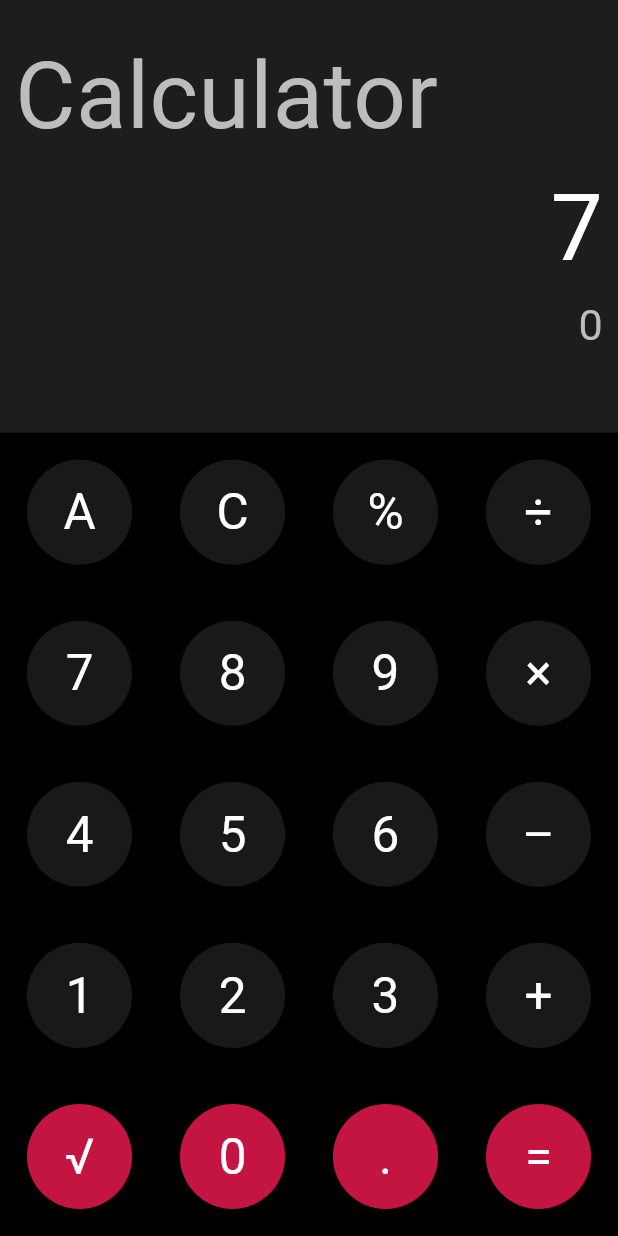
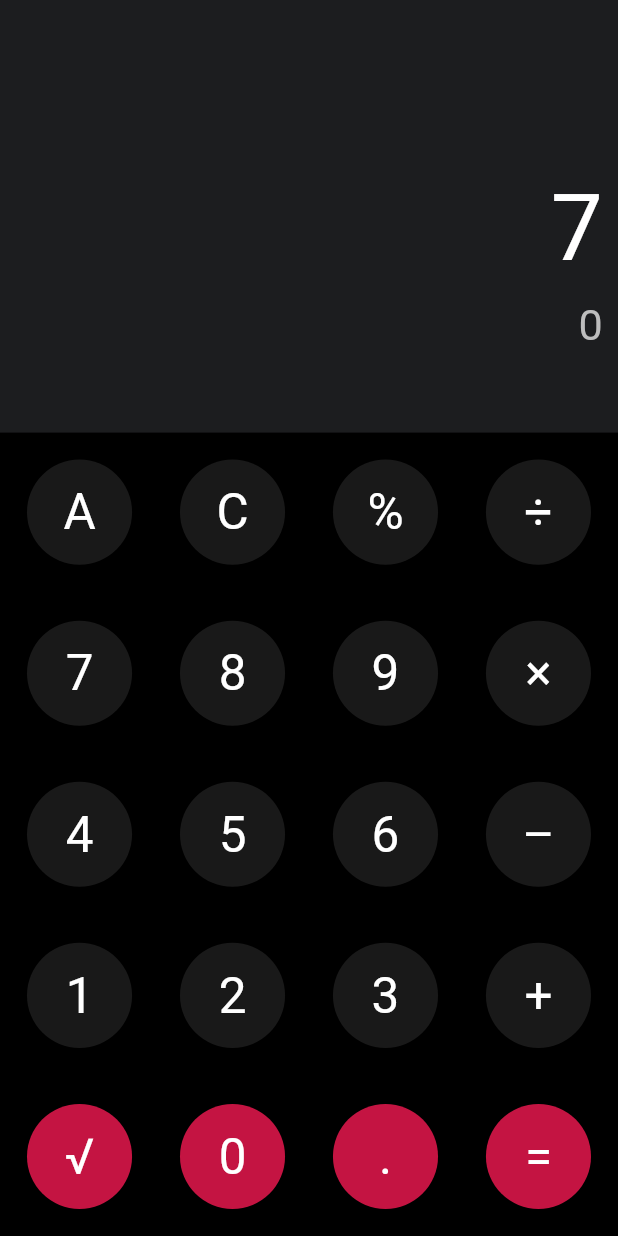
Before and after one commit to WebAdib/calculator_ostad, a Flutter app: the screen it shows after launch, after a tap on an icon or button, on a phone screen of 412 x 824 dp. Run offline on Flutter 3.47's test engine with Material 3 defaults, Android fonts, the phone set to English and light mode, and no system bars; our stand-ins replace device_preview, sizer.

Commit message:
Added animation on calculator text

```diff
--- a/lib/Calculator.dart
+++ b/lib/Calculator.dart
@@ -18,6 +18,7 @@ class _CalculatorState extends State<Calculator> {
   String _operand = "";
   double _currentNumber = 0.0;
   double _previousNumber = 0.0;
+  bool _showCalculatorText = true; // Add this variable
 
   void updateState(String input, String output, String operand,
       double previousNumber, double currentNumber) {
@@ -27,6 +28,7 @@ class _CalculatorState extends State<Calculator> {
       _operand = operand;
       _previousNumber = previousNumber;
       _currentNumber = currentNumber;
+      _showCalculatorText = input.isEmpty; // Hide text if input is not empty
     });
   }
 
@@ -45,7 +47,10 @@ class _CalculatorState extends State<Calculator> {
               padding: const EdgeInsets.symmetric(horizontal: 10),
               child: Column(
                 children: [
-                  Row(
+                  AnimatedOpacity(
+                    opacity: _showCalculatorText ? 1.0 : 0.0, // Animate opacity
+                    duration: Duration(milliseconds: 180), // Animation speed
+                    child: Row(
                       children: [
                         Text(
                           "Calculator",
@@ -55,13 +60,12 @@ class _CalculatorState extends State<Calculator> {
                         ),
                       ],
                     ),
+                  ),
                   Row(
                     mainAxisAlignment: MainAxisAlignment.end,
                     children: [
                       Text(
-                        _input.isEmpty
-                            ? "0"
-                            : _input, // Show input numbers & operators
+                        _input.isEmpty ? "0" : _input, // Show input numbers
                         style: TextStyle(
                             fontSize: screenWidth * 0.15, color: Colors.white),
                       ),
--- a/lib/Functions.dart
+++ b/lib/Functions.dart
@@ -12,56 +12,49 @@ void buttonPressed(
   double previousNumber,
   double currentNumber,
 ) {
+  bool showCalculatorText = false; // Hide text when any button is clicked
+
   if (buttonText == "C") {
-    // Clear everything
     input = "";
     output = "0";
     previousNumber = 0.0;
     currentNumber = 0.0;
     operand = "";
+    showCalculatorText = true; // Show text again when "C" is clicked
   } else if (buttonText == "A") {
-    // Delete last character
     if (input.isNotEmpty) {
       input = input.substring(0, input.length - 1);
     }
   } else if (buttonText == "√") {
-    // Allow √ only at the beginning or after an operator
     if (input.isEmpty || "+–×÷%".contains(input[input.length - 1])) {
       input += "√";
     }
   } else if (["+", "–", "×", "÷", "%"].contains(buttonText)) {
-    // Store first number and operand
     if (input.isNotEmpty && operand.isEmpty) {
       previousNumber = parseNumber(input);
       operand = buttonText;
       input += buttonText;
-      output = ""; // Clear output until next number is entered
+      output = "";
     }
   } else if (buttonText == "=") {
-    // Ensure calculation only happens if there is an operand
     if (operand.isNotEmpty) {
       try {
-        // Extract second number from input after the operand
         String secondPart = input.split(RegExp(r'[+–×÷%]'))[1];
-
         currentNumber = parseNumber(secondPart);
         output = calculateResult(operand, previousNumber, currentNumber);
-        input = output; // Make input = output
+        input = output;
         previousNumber = double.tryParse(output) ?? 0.0;
         operand = "";
       } catch (e) {
         output = "Error";
       }
     } else if (input.contains("√")) {
-      // Handle case where "=" is pressed after a square root operation
       output = parseNumber(input).toString();
-      input = output; // Sync input with output
+      input = output;
     }
   } else {
-    // Append numbers and decimals
     input += buttonText;
 
-    // Auto-update output when a number follows √
     if (input.contains("√") && !input.contains(RegExp(r'[+–×÷%]'))) {
       double rootValue = parseNumber(input);
       output = rootValue.toString();
@@ -77,7 +70,6 @@ void buttonPressed(
     }
   }
 
-  // Update the UI
   setStateCallback(input, output, operand, previousNumber, currentNumber);
 }
 
```
Lines whose indentation alone changed are shown as unchanged.
